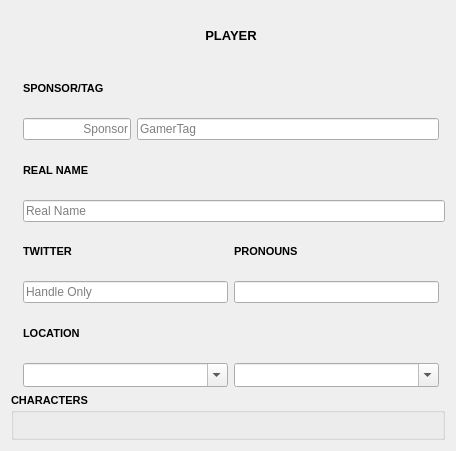
The window that src/layout/TSHScoreboardPlayer.ui (matt-gree/TournamentStreamHelper) describes before a commit, drawn with Qt 5.
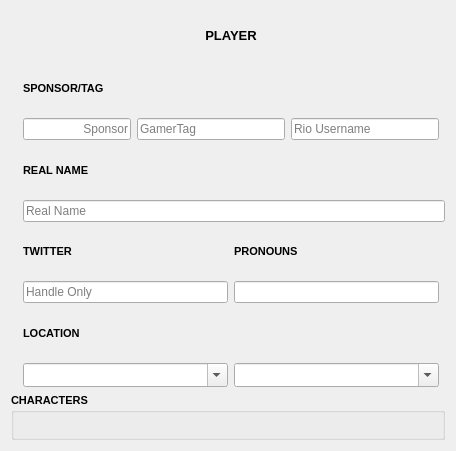
The same window after the commit.

Commit message: added rio username

```diff
--- a/src/layout/TSHScoreboardPlayer.ui
+++ b/src/layout/TSHScoreboardPlayer.ui
@@ -63,6 +63,18 @@
        </property>
       </widget>
      </item>
+     <item>
+      <widget class="QLineEdit" name="rioName">
+      <property name="font">
+        <font>
+         <pointsize>9</pointsize>
+        </font>
+       </property>
+       <property name="placeholderText">
+        <string>Rio Username</string>
+       </property>
+      </widget>
+     </item>
     </layout>
    </item>
    <item row="15" column="2">
```
The commit also changes 3 other files.
